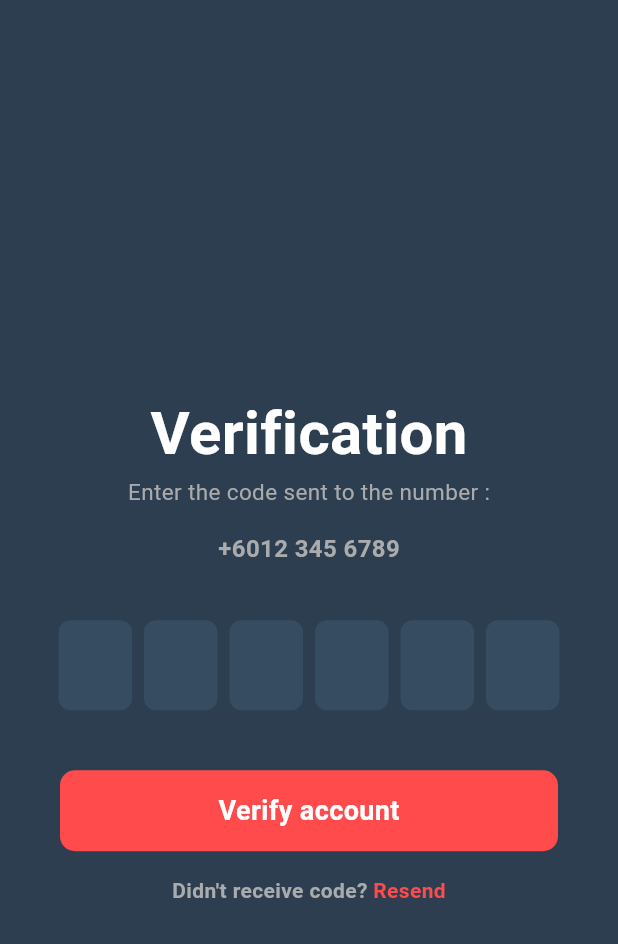
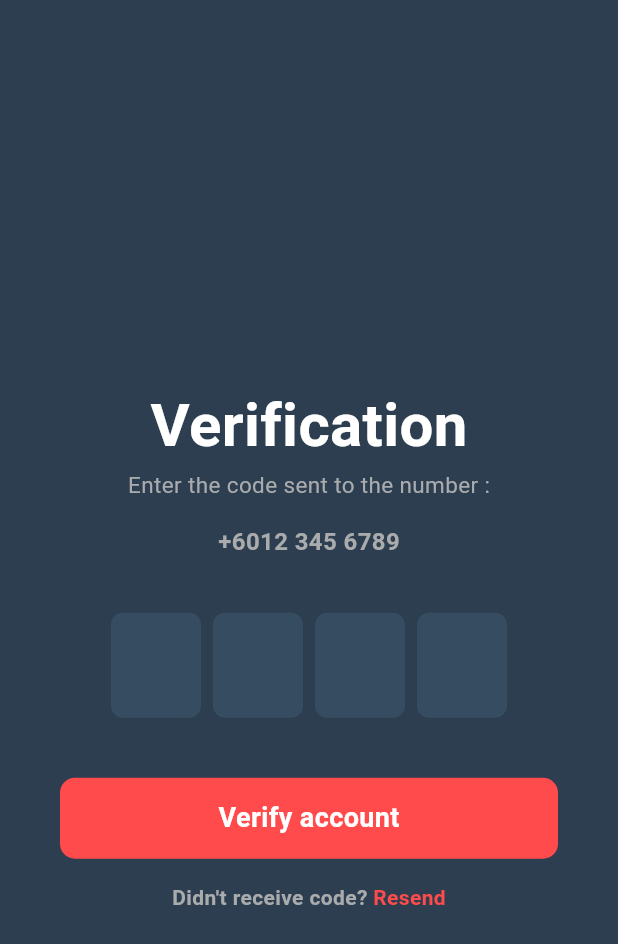
Before and after one commit to MuhdNurHusaini/CautionPick, a Flutter app: the MFA screen opened directly, on a phone screen of 412 x 824 dp. Shown: the top 944 px of the screen. Run offline on Flutter 3.47's test engine with Material 3 defaults, Android fonts, the phone set to English and light mode, and no system bars; drawn by our look-alikes of pinput; our stand-ins replace flutter_svg; Roboto replaces fonts that are missing (Gotag); statements that could not run were skipped.

Commit message:
restructure folder

```diff
--- a/lib/modules/auth/MultiFactorAuth/MFA.dart
+++ b/lib/views/ui/auth/MFA.dart
@@ -1,6 +1,7 @@
 // ignore_for_file: prefer_const_constructors, use_key_in_widget_constructors, prefer_const_literals_to_create_immutables
 import 'package:flutter/material.dart';
-import 'package:pinput/pinput.dart';
+import 'package:pc_tech/views/widgets/buttons/verify_button.dart';
+import 'package:pc_tech/views/widgets/form/pininput_widget.dart';
 
 class MFA extends StatelessWidget {
   const MFA({super.key});
@@ -48,49 +49,11 @@ class MFA extends StatelessWidget {
               SizedBox(height: 36),
 
               // PIN INPUT BOX
-              Row(
-                mainAxisAlignment: MainAxisAlignment.center,
-                children: [
-                  Pinput(
-                    defaultPinTheme: PinTheme(
-                        width: 49,
-                        height: 60,
-                        decoration: BoxDecoration(
-                            color: Color(0xFF364C61),
-                            borderRadius: BorderRadius.circular(8.0))),
-                    length: 6,
-                  ), // Add your PinInputField here // Add your PinInputField here
-                ],
-              ),
+              PinInput(),
               SizedBox(height: 40), // Adjust spacing if needed
 
               // VERIFY BUTTON
-              GestureDetector(
-                onTap: () {
-                  // Add navigation logic here
-                  Navigator.pushNamed(context, '/homepage');
-                },
-                child: Padding(
-                  padding: const EdgeInsets.symmetric(horizontal: 40.0),
-                  child: Container(
-                    padding: EdgeInsets.all(14),
-                    decoration: BoxDecoration(
-                      color: Color(0xFFFF4B4B),
-                      borderRadius: BorderRadius.circular(10.0),
-                    ),
-                    child: Center(
-                      child: Text(
-                        'Verify account',
-                        style: TextStyle(
-                          color: Colors.white,
-                          fontWeight: FontWeight.w600,
-                          fontSize: 18,
-                        ),
-                      ),
-                    ),
-                  ),
-                ),
-              ),
+              VerifyButton(),
               SizedBox(height: 16),
 
               // RESEND CODE
--- a/lib/modules/auth/login/login.dart
+++ b/lib/views/ui/auth/login.dart
@@ -2,9 +2,9 @@
 
 import 'package:flutter/material.dart';
 import 'package:flutter_svg/flutter_svg.dart';
-import 'package:pc_tech/widget/email_form.dart';
-import 'package:pc_tech/widget/login_button.dart';
-import 'package:pc_tech/widget/pass_form.dart';
+import 'package:pc_tech/views/widgets/buttons/login_button.dart';
+import 'package:pc_tech/views/widgets/form/email_form.dart';
+import 'package:pc_tech/views/widgets/form/pass_form.dart';
 // import 'package:google_fonts/google_fonts.dart';
 
 class Login extends StatelessWidget {
--- a/lib/modules/auth/register/register.dart
+++ b/lib/views/ui/auth/register.dart
@@ -1,9 +1,9 @@
 // ignore_for_file: prefer_const_constructors, use_key_in_widget_constructors, prefer_const_literals_to_create_immutables
 
 import 'package:flutter/material.dart';
-import 'package:pc_tech/widget/email_form.dart';
-import 'package:pc_tech/widget/pass_form.dart';
-import 'package:pc_tech/widget/signup_button.dart';
+import 'package:pc_tech/views/widgets/buttons/signup_button.dart';
+import 'package:pc_tech/views/widgets/form/email_form.dart';
+import 'package:pc_tech/views/widgets/form/pass_form.dart';
 
 class Register extends StatelessWidget {
   const Register({Key? key});
--- /dev/null
+++ b/lib/views/widgets/buttons/verify_button.dart
@@ -0,0 +1,37 @@
+// ignore_for_file: prefer_const_constructors
+
+import 'package:flutter/material.dart';
+
+class VerifyButton extends StatelessWidget {
+  const VerifyButton({super.key});
+
+  @override
+  Widget build(BuildContext context) {
+    return GestureDetector(
+      onTap: () {
+        // Add navigation logic here
+        Navigator.pushNamed(context, '/homepage');
+      },
+      child: Padding(
+        padding: const EdgeInsets.symmetric(horizontal: 40.0),
+        child: Container(
+          padding: EdgeInsets.all(14),
+          decoration: BoxDecoration(
+            color: Color(0xFFFF4B4B),
+            borderRadius: BorderRadius.circular(10.0),
+          ),
+          child: Center(
+            child: Text(
+              'Verify account',
+              style: TextStyle(
+                color: Colors.white,
+                fontWeight: FontWeight.w600,
+                fontSize: 18,
+              ),
+            ),
+          ),
+        ),
+      ),
+    );
+  }
+}
--- /dev/null
+++ b/lib/views/widgets/form/pininput_widget.dart
@@ -0,0 +1,26 @@
+// ignore_for_file: prefer_const_constructors
+
+import 'package:flutter/material.dart';
+import 'package:pinput/pinput.dart';
+
+class PinInput extends StatelessWidget {
+  const PinInput({super.key});
+
+  @override
+  Widget build(BuildContext context) {
+    return Row(
+      mainAxisAlignment: MainAxisAlignment.center,
+      children: [
+        Pinput(
+          defaultPinTheme: PinTheme(
+              width: 60,
+              height: 70,
+              decoration: BoxDecoration(
+                  color: Color(0xFF364C61),
+                  borderRadius: BorderRadius.circular(8.0))),
+          length: 4,
+        ),
+      ],
+    );
+  }
+}
```
Also changed, not shown: lib/views/ui/auth/forgotpass.dart (renamed from lib/modules/auth/reset_pass/forgotpass.dart), lib/views/ui/home/homepage.dart (renamed from lib/modules/home/homepage.dart), lib/views/widgets/buttons/login_button.dart (renamed from lib/widget/login_button.dart), lib/views/widgets/buttons/signup_button.dart (renamed from lib/widget/signup_button.dart), lib/views/widgets/form/email_form.dart (renamed from lib/widget/email_form.dart), lib/views/widgets/form/pass_form.dart (renamed from lib/widget/pass_form.dart).
